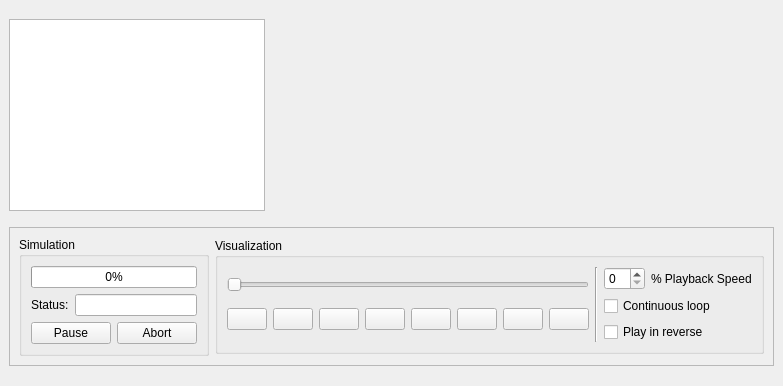
Before: the Qt Designer form cad/plugins/NanoVision-1/src/TrajectoryGraphicsWindow.ui in kanzure/nanoengineer, drawn with Qt 5.
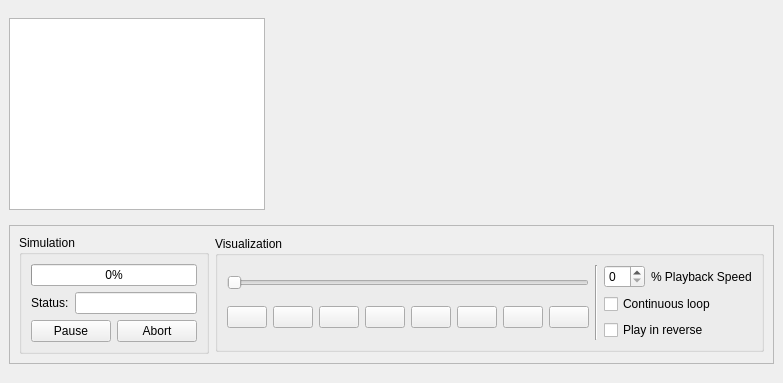
After: the same form once the commit is applied. Icons and pictures are not drawn.

Commit message: Windows-specific tweaks.

```diff
--- a/cad/plugins/NanoVision-1/src/TrajectoryGraphicsWindow.ui
+++ b/cad/plugins/NanoVision-1/src/TrajectoryGraphicsWindow.ui
@@ -5,8 +5,8 @@
    <rect>
     <x>0</x>
     <y>0</y>
-    <width>700</width>
-    <height>386</height>
+    <width>508</width>
+    <height>383</height>
    </rect>
   </property>
   <property name="windowTitle" >
```
The commit also changes 7 other files.
